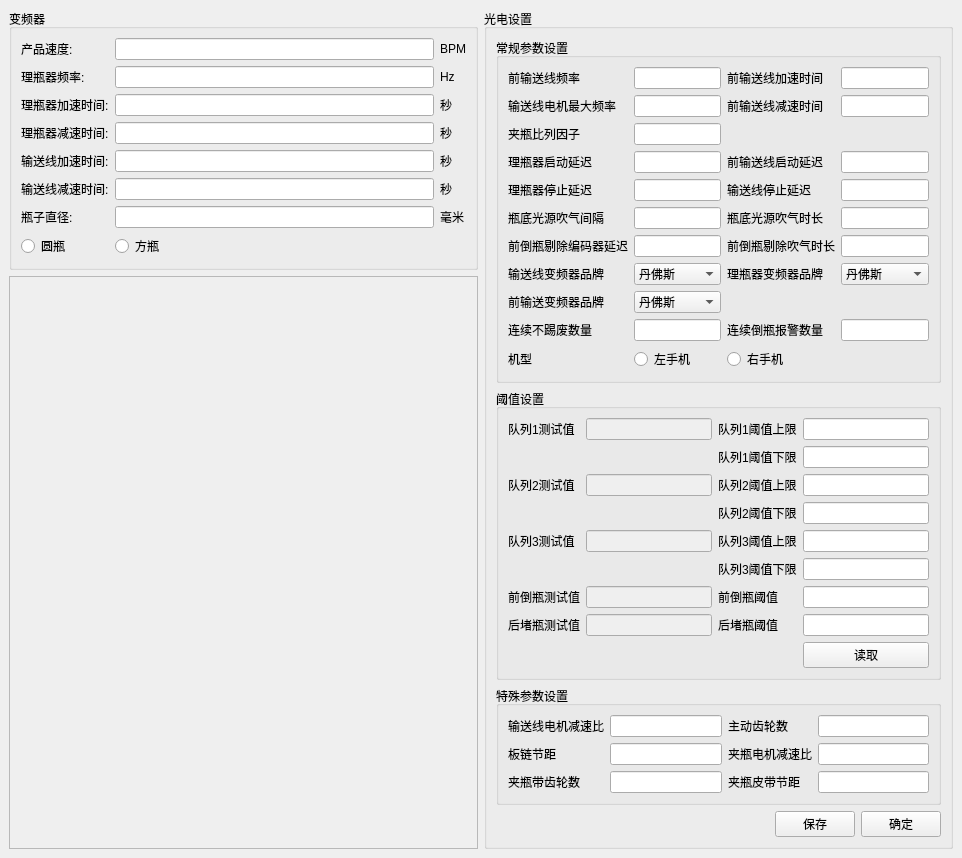
Old version of the form widget_plc.ui in the repository wwlzq5/3tai.
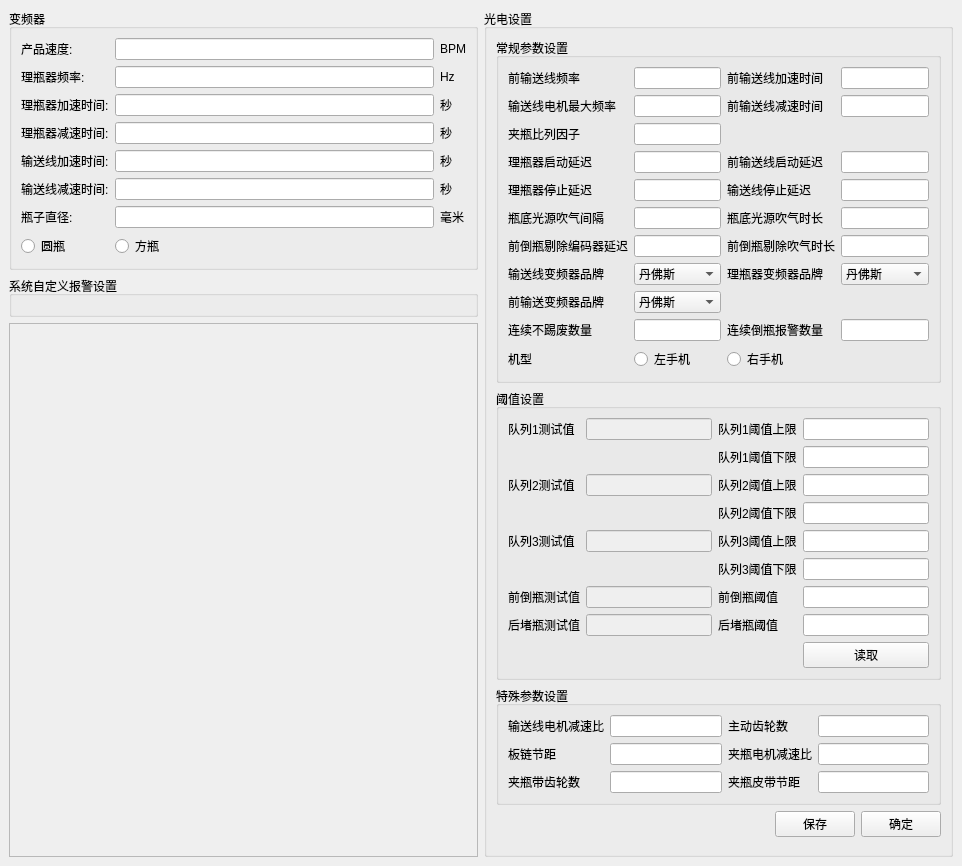
New version of the form.

Patch:
```diff
--- a/widget_plc.ui
+++ b/widget_plc.ui
@@ -7,7 +7,7 @@
     <x>0</x>
     <y>0</y>
     <width>962</width>
-    <height>817</height>
+    <height>866</height>
    </rect>
   </property>
   <property name="windowTitle">
@@ -229,6 +229,18 @@
           </layout>
          </widget>
         </item>
+        <item>
+         <widget class="QGroupBox" name="groupBox_5">
+          <property name="title">
+           <string>系统自定义报警设置</string>
+          </property>
+          <layout class="QGridLayout" name="gridLayout_3">
+           <item row="3" column="3">
+            <widget class="QWidget" name="widget_2" native="true"/>
+           </item>
+          </layout>
+         </widget>
+        </item>
         <item>
          <widget class="QScrollArea" name="scrollArea">
           <property name="widgetResizable">
@@ -240,7 +252,7 @@
              <x>0</x>
              <y>0</y>
              <width>423</width>
-             <height>528</height>
+             <height>521</height>
             </rect>
            </property>
           </widget>
```
